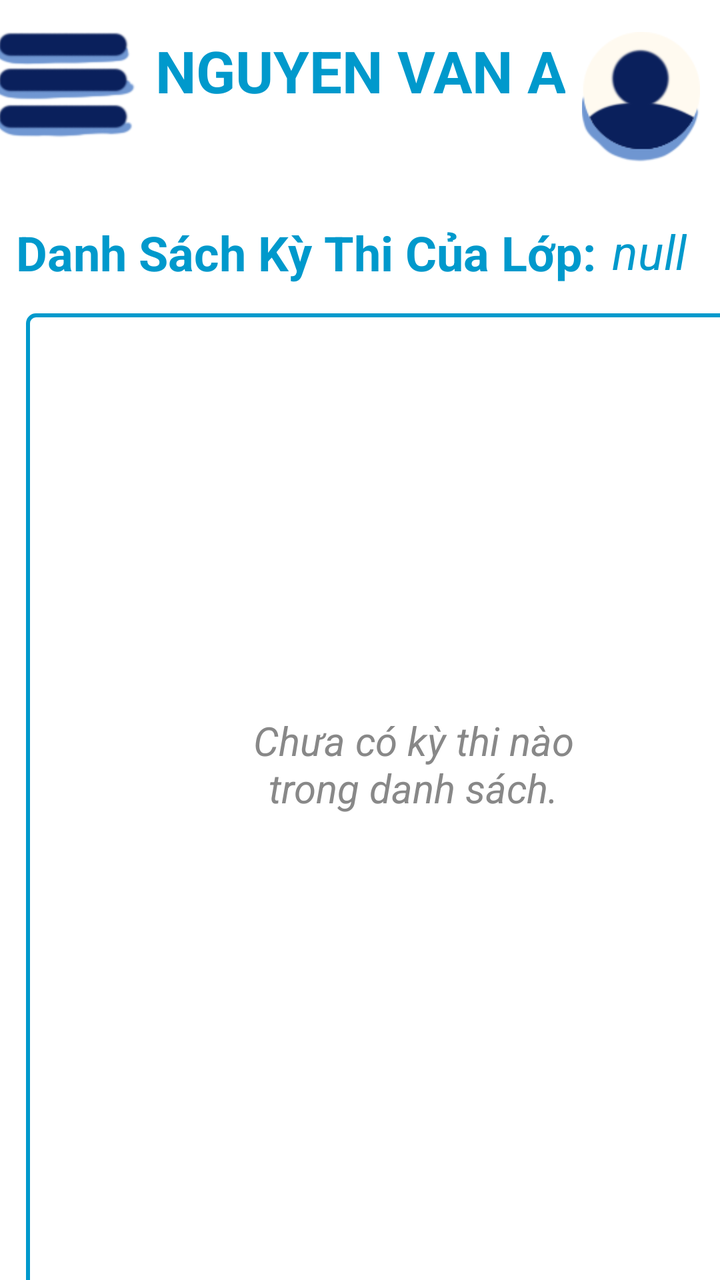
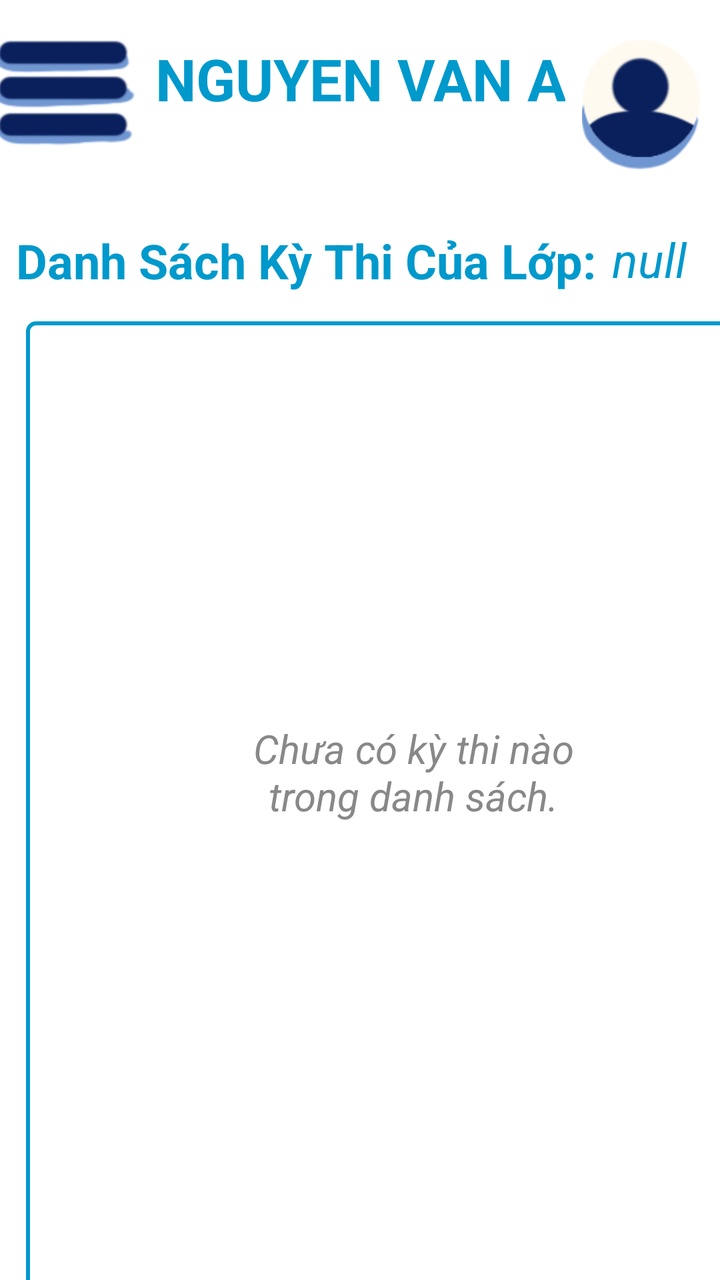

The first picture is an Android layout as it rendered before a commit; the second is the same layout after the commit. The layout source and the unified diff follow.
<!-- AndroidManifest.xml: application theme Theme.SmartQuiz -->
<!-- res/layout/teacher_list_assessment.xml -->
<?xml version="1.0" encoding="utf-8"?>
<androidx.constraintlayout.widget.ConstraintLayout xmlns:android="http://schemas.android.com/apk/res/android"
    xmlns:app="http://schemas.android.com/apk/res-auto"
    xmlns:tools="http://schemas.android.com/tools"
    android:layout_width="match_parent"
    android:id="@+id/main"
    android:layout_height="wrap_content">

    

    <androidx.constraintlayout.widget.ConstraintLayout
        android:id="@+id/constraintLayout"
        android:layout_width="match_parent"
        android:layout_height="94dp"
        app:layout_constraintEnd_toEndOf="parent"
        app:layout_constraintStart_toStartOf="parent"
        android:elevation="4dp"
        android:translationZ="4dp"
        app:layout_constraintTop_toTopOf="parent">

        <TextView
            android:id="@+id/user_name"
            android:layout_width="wrap_content"
            android:layout_height="wrap_content"
            android:gravity="center"
            android:text="Nguyen Van A"
            android:textAllCaps="true"
            android:textColor="@android:color/holo_blue_dark"
            android:textSize="29dp"
            android:textStyle="bold"
            app:layout_constraintBottom_toBottomOf="parent"
            app:layout_constraintEnd_toEndOf="parent"
            app:layout_constraintStart_toStartOf="parent"
            app:layout_constraintTop_toTopOf="parent"
            app:layout_constraintVertical_bias="0.29" />

        <ImageButton
            android:id="@+id/registerBtn"
            android:layout_width="71dp"
            android:layout_height="53dp"
            android:layout_marginStart="8dp"
            android:layout_marginTop="16dp"
            android:layout_marginEnd="21dp"
            android:layout_marginBottom="25dp"
            android:background="@null"
            android:scaleType="fitCenter"
            app:layout_constraintBottom_toBottomOf="parent"
            app:layout_constraintEnd_toStartOf="@+id/user_name"
            app:layout_constraintStart_toStartOf="parent"
            app:layout_constraintTop_toTopOf="parent"
            app:srcCompat="@drawable/menu" />

        <ImageButton
            android:id="@+id/imageButton4"
            android:layout_width="69dp"
            android:layout_height="65dp"
            android:layout_marginStart="15dp"
            android:layout_marginTop="16dp"
            android:layout_marginEnd="17dp"
            android:layout_marginBottom="13dp"
            android:background="@null"
            android:scaleType="fitCenter"
            app:layout_constraintBottom_toBottomOf="parent"
            app:layout_constraintEnd_toEndOf="parent"
            app:layout_constraintStart_toEndOf="@+id/user_name"
            app:layout_constraintTop_toTopOf="parent"
            app:srcCompat="@drawable/user" />

    </androidx.constraintlayout.widget.ConstraintLayout>

    
    <androidx.constraintlayout.widget.ConstraintLayout
        android:layout_width="413dp"
        android:layout_height="760dp"
        app:layout_constraintBottom_toBottomOf="parent"
        app:layout_constraintEnd_toEndOf="parent"
        app:layout_constraintHorizontal_bias="0.0"
        app:layout_constraintStart_toStartOf="parent"
        app:layout_constraintTop_toBottomOf="@+id/constraintLayout"
        app:layout_constraintVertical_bias="0.0">

        <TextView
            android:id="@+id/textView12"
            android:layout_width="wrap_content"
            android:layout_height="wrap_content"
            android:layout_marginStart="8dp"
            android:layout_marginTop="16dp"
            android:text="Danh Sách Kỳ Thi Của Lớp:"
            android:textColor="@android:color/holo_blue_dark"
            android:textSize="24dp"
            android:textStyle="bold"
            app:layout_constraintStart_toStartOf="parent"
            app:layout_constraintTop_toTopOf="parent" />

        <TextView
            android:id="@+id/emptyStateTextView"
            android:layout_width="200sp"
            android:layout_height="wrap_content"
            android:layout_marginStart="16dp"
            android:layout_marginTop="200dp"
            android:layout_marginEnd="16dp"
            android:layout_marginBottom="200dp"
            android:gravity="center"
            android:text="Chưa có kỳ thi nào trong danh sách."
            android:textColor="#888888"
            android:textSize="20sp"
            android:textStyle="italic"
            app:layout_constraintBottom_toBottomOf="@+id/scrollView2"
            app:layout_constraintEnd_toEndOf="@+id/scrollView2"
            app:layout_constraintStart_toStartOf="@+id/scrollView2"

            app:layout_constraintTop_toTopOf="@+id/scrollView2"
            app:layout_constraintVertical_bias="0.0"
            tools:visibility="visible" />

        <ScrollView
            android:id="@+id/scrollView2"
            android:layout_width="387dp"
            android:layout_height="683dp"
            android:layout_marginStart="8dp"
            android:layout_marginTop="16dp"
            android:layout_marginEnd="8dp"
            android:layout_marginBottom="16dp"
            android:background="@drawable/border"
            app:layout_constraintBottom_toBottomOf="parent"
            app:layout_constraintEnd_toEndOf="parent"
            app:layout_constraintStart_toStartOf="parent"
            app:layout_constraintTop_toBottomOf="@+id/textView12">

            <LinearLayout
                android:id="@+id/scroll_view_assessment_list"
                android:layout_width="match_parent"
                android:layout_height="wrap_content"
                android:layout_marginTop="15sp"
                android:orientation="vertical"
                tools:context=".MainActivity" />
        </ScrollView>

        <ImageButton
            android:id="@+id/add_btnAssessment"
            android:layout_width="65dp"
            android:layout_height="65dp"
            android:layout_marginEnd="24dp"
            android:layout_marginBottom="24dp"

            android:background="@drawable/circle"
            android:contentDescription="TODO"
            android:elevation="4dp"
            android:scaleType="fitCenter"
            android:src="@drawable/baseline_add_24"
            android:translationZ="4dp"

            app:layout_constraintBottom_toBottomOf="parent"
            app:layout_constraintEnd_toEndOf="parent"
            app:layout_constraintHorizontal_bias="1.0"
            app:layout_constraintStart_toStartOf="parent" />

        <TextView
            android:id="@+id/class_name"
            android:layout_width="wrap_content"
            android:layout_height="wrap_content"
            android:text="null"
            android:textColor="@android:color/holo_blue_dark"
            android:textSize="24sp"
            android:textStyle="italic"
            app:layout_constraintBottom_toTopOf="@+id/scrollView2"
            app:layout_constraintEnd_toEndOf="parent"
            app:layout_constraintHorizontal_bias="0.105"
            app:layout_constraintStart_toEndOf="@+id/textView12"
            app:layout_constraintTop_toTopOf="parent" />


    </androidx.constraintlayout.widget.ConstraintLayout>
</androidx.constraintlayout.widget.ConstraintLayout>
<!-- resources referenced by this layout -->
<resources>
  <!-- drawable baseline_add_24 (drawable) -->
  <vector xmlns:android="http://schemas.android.com/apk/res/android"
      android:width="24dp"
      android:height="24dp"
      android:viewportWidth="24"
      android:viewportHeight="24"
      android:tint="@android:color/white"> 
  
      
      
      <path
          android:fillColor="@android:color/white"
          android:pathData="M19,13H13.5V18.5H10.5V13H5V11H10.5V5.5H13.5V11H19V13Z"/>
  
  </vector>
  <!-- drawable border (drawable) -->
  <?xml version="1.0" encoding="utf-8"?>
  <shape xmlns:android="http://schemas.android.com/apk/res/android">
      <solid android:color="@android:color/transparent" />
      <stroke
          android:width="2dp"
          android:color="@android:color/holo_blue_dark" />
      <corners android:radius="4dp" />
  </shape>
  <!-- drawable circle (drawable) -->
  <?xml version="1.0" encoding="utf-8"?>
  <shape xmlns:android="http://schemas.android.com/apk/res/android"
      android:shape="oval">
      <solid android:color="@color/dark_blue"/>
  </shape>
  <!-- drawable menu: png bitmap (drawable, 4225 bytes) -->
  <!-- drawable user: png bitmap (drawable, 4784 bytes) -->
  <style name="Theme.SmartQuiz" parent="Theme.MaterialComponents.DayNight.DarkActionBar">
          
          <item name="colorPrimary">@color/purple_500</item>
          <item name="colorPrimaryVariant">@color/purple_700</item>
          <item name="colorOnPrimary">@color/white</item>
          
          <item name="colorSecondary">@color/teal_200</item>
          <item name="colorSecondaryVariant">@color/teal_700</item>
          <item name="colorOnSecondary">@color/black</item>
          
          <item name="android:statusBarColor">?attr/colorPrimaryVariant</item>
          
      </style>
  <color name="dark_blue">#DF92ACFF</color>
  <color name="purple_500">#FF6200EE</color>
  <color name="purple_700">#FF3700B3</color>
  <color name="white">#FFFFFFFF</color>
  <color name="teal_200">#FF03DAC5</color>
  <color name="teal_700">#FF018786</color>
  <color name="black">#FF000000</color>
</resources>

<!-- the commit's change to res/layout/teacher_list_assessment.xml (unified diff, before → after) -->
@@ -1,10 +1,13 @@
 <?xml version="1.0" encoding="utf-8"?>
-<androidx.constraintlayout.widget.ConstraintLayout xmlns:android="http://schemas.android.com/apk/res/android"
+<androidx.constraintlayout.widget.ConstraintLayout
+    xmlns:android="http://schemas.android.com/apk/res/android"
     xmlns:app="http://schemas.android.com/apk/res-auto"
     xmlns:tools="http://schemas.android.com/tools"
     android:layout_width="match_parent"
+    android:layout_height="wrap_content"
     android:id="@+id/main"
-    android:layout_height="wrap_content">
+    android:fitsSystemWindows="true">
+    
 
     
 
@@ -12,10 +15,12 @@
         android:id="@+id/constraintLayout"
         android:layout_width="match_parent"
         android:layout_height="94dp"
-        app:layout_constraintEnd_toEndOf="parent"
-        app:layout_constraintStart_toStartOf="parent"
+        android:layout_marginTop="4dp"
         android:elevation="4dp"
         android:translationZ="4dp"
+        app:layout_constraintEnd_toEndOf="parent"
+        app:layout_constraintHorizontal_bias="0.0"
+        app:layout_constraintStart_toStartOf="parent"
         app:layout_constraintTop_toTopOf="parent">
 
         <TextView
@@ -68,7 +73,6 @@
 
     </androidx.constraintlayout.widget.ConstraintLayout>
 
-    
     <androidx.constraintlayout.widget.ConstraintLayout
         android:layout_width="413dp"
         android:layout_height="760dp"
